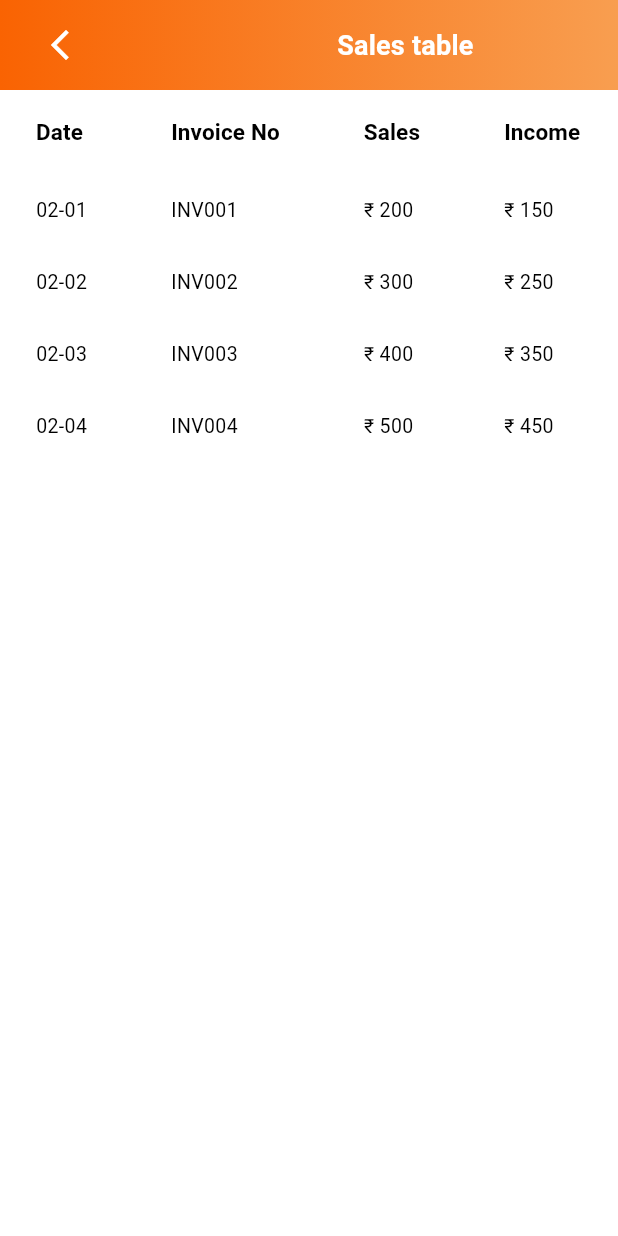
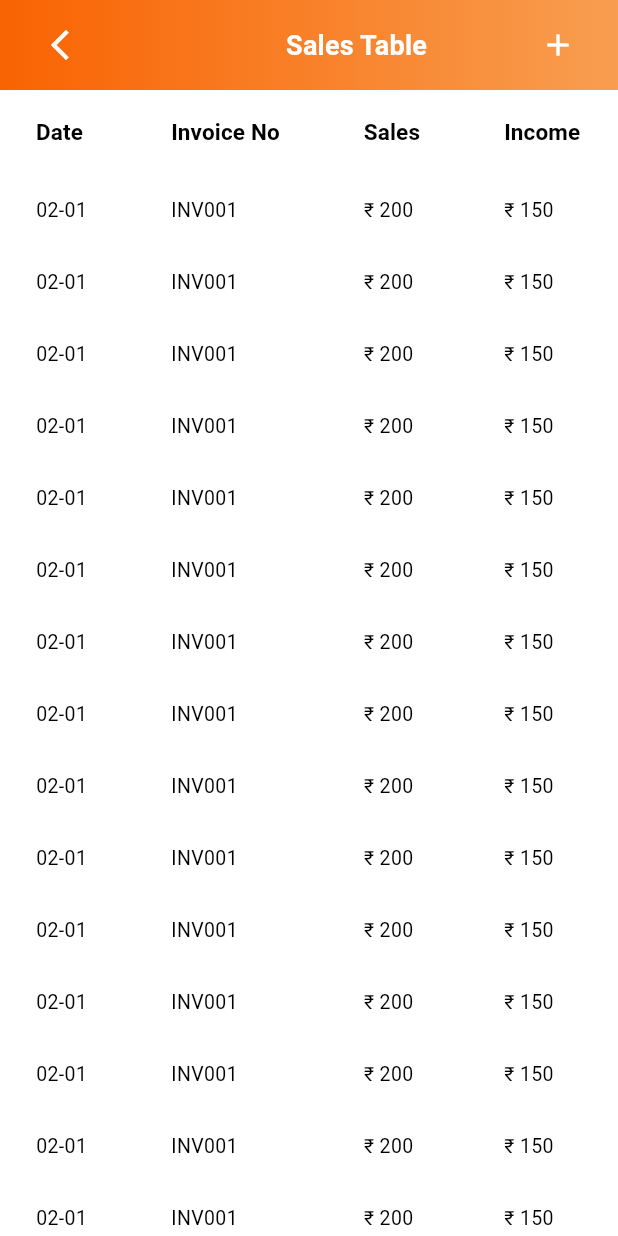
Before and after one commit to kanakkbook/kanakkbook, a Flutter app: the SalesTable screen opened directly, on a phone screen of 412 x 824 dp. Run offline on Flutter 3.47's test engine with Material 3 defaults, Android fonts, the phone set to English and light mode, and no system bars; our stand-ins replace animated_notch_bottom_bar, flutter_holo_date_picker, freezed_annotation; missing offline and left inert: auto_binding_field.

Commit message:
update 16 files

```diff
--- a/lib/models/home_card_model.dart
+++ b/lib/models/home_card_model.dart
@@ -10,6 +10,7 @@ class HomeCardModel with _$HomeCardModel {
   const factory HomeCardModel({
      int? uid,
      String? name,
+    @WidgetConverter() Widget? screen,
     @IconDataConverter() IconData? icon,
      String? route,
   }) = _HomeCardModel;
--- a/lib/modules/home_screen/elements/home_card_list.dart
+++ b/lib/modules/home_screen/elements/home_card_list.dart
@@ -1,7 +1,6 @@
 import 'package:flutter/material.dart';
 import 'package:kanakk_book/const/color_constants.dart';
 import 'package:kanakk_book/modules/home_screen/view_model/home_view_model.dart';
-import 'package:kanakk_book/modules/sales/sales_data_table.dart';
 import 'package:provider/provider.dart';
 
 class HomeCardList extends StatelessWidget {
@@ -26,7 +25,7 @@ class HomeCardList extends StatelessWidget {
                 onTap: ()=>Navigator.push(
                       context,
                       MaterialPageRoute(
-                        builder: (context) => SalesTable(),
+                        builder: (context) => e.screen??SizedBox.shrink(),
                       )),
                 child: SizedBox(
                   height: 80,width: 80,
--- a/lib/modules/sales/add_sales.dart
+++ b/lib/modules/sales/add_sales.dart
@@ -42,7 +42,7 @@ enableBack: true,title: "Sales entry"),
            ),
             PrimaryTextfield(hintText: "₹ sale",prefixIcon: Icon(Icons.shopping_bag_outlined),),
            PrimaryTextfield(hintText: "₹ income",prefixIcon: Icon(Icons.attach_money),),
-
+           PrimaryTextfield(hintText: "Customer",prefixIcon: Icon(Icons.attach_money),),
           Spacer(),
             PrimaryButton(text: "Save", onPressed: (){}, width: double.infinity,borderRadius: 12,)
           ],
--- a/lib/modules/sales/sales_data_table.dart
+++ b/lib/modules/sales/sales_data_table.dart
@@ -1,5 +1,6 @@
 import 'package:flutter/material.dart';
 import 'package:kanakk_book/custom_widgets/custom_app_bar.dart';
+import 'package:kanakk_book/modules/sales/add_sales.dart';
 
 
 class SalesTable extends StatelessWidget {
@@ -7,9 +8,17 @@ class SalesTable extends StatelessWidget {
   Widget build(BuildContext context) {
     return Scaffold(
       backgroundColor: Colors.white,
-      appBar: CustomAppBar(
-enableBack: true,title: "Sales table"),
+      appBar: CustomAppBar(enableBack: true,title: "Sales Table",trailering: IconButton(
+        color: Colors.white,
+        onPressed: (){
+        Navigator.push(
+                      context,
+                      MaterialPageRoute(
+                        builder: (context) => AddSales(),
+                      ));
+      }, icon: Icon(Icons.add)),),
       body: SingleChildScrollView(
+        child: SingleChildScrollView(
           scrollDirection: Axis.horizontal,  // Allow horizontal scrolling
           child: DataTable(
             dividerThickness: 10,
@@ -21,7 +30,8 @@ enableBack: true,title: "Sales table"),
               DataColumn(label: Text('Balance',style: Theme.of(context).textTheme.titleSmall?.copyWith(color: Colors.black,fontSize: 15))),
               DataColumn(label: Text('Total Balance',style: Theme.of(context).textTheme.titleSmall?.copyWith(color: Colors.black,fontSize: 15))),
             ],
-          rows: const [
+            rows:  [
+              for(int i=0;i<20;i++)
               DataRow(cells: [
                 DataCell(Text('02-01')),
                 DataCell(Text('INV001')),
@@ -30,31 +40,10 @@ enableBack: true,title: "Sales table"),
                 DataCell(Text('₹ 50')),
                 DataCell(Text('₹ 150')),
               ]),
-            DataRow(cells: [
-              DataCell(Text('02-02')),
-              DataCell(Text('INV002')),
-              DataCell(Text('₹ 300')),
-              DataCell(Text('₹ 250')),
-              DataCell(Text('₹ 50')),
-              DataCell(Text('₹ 400')),
-            ]),
-            DataRow(cells: [
-              DataCell(Text('02-03')),
-              DataCell(Text('INV003')),
-              DataCell(Text('₹ 400')),
-              DataCell(Text('₹ 350')),
-              DataCell(Text('₹ 50')),
-              DataCell(Text('₹ 750')),
-            ]),
-            DataRow(cells: [
-              DataCell(Text('02-04')),
-              DataCell(Text('INV004')),
-              DataCell(Text('₹ 500')),
-              DataCell(Text('₹ 450')),
-              DataCell(Text('₹ 50')),
-              DataCell(Text('₹ 1200')),
-            ]),
+
+
             ],
+          ),
         ),
       ),
     );
```
Also changed, not shown: lib/helpers/json_converters.dart (+60 -0 lines), lib/modules/home_screen/view_model/home_view_model.dart (+9 -6 lines), lib/modules/transactions/transaction_table_view.dart (added, +168 -0 lines), lib/models/home_card_model.freezed.dart, lib/models/home_card_model.g.dart. Lines whose indentation alone changed are shown as unchanged.
